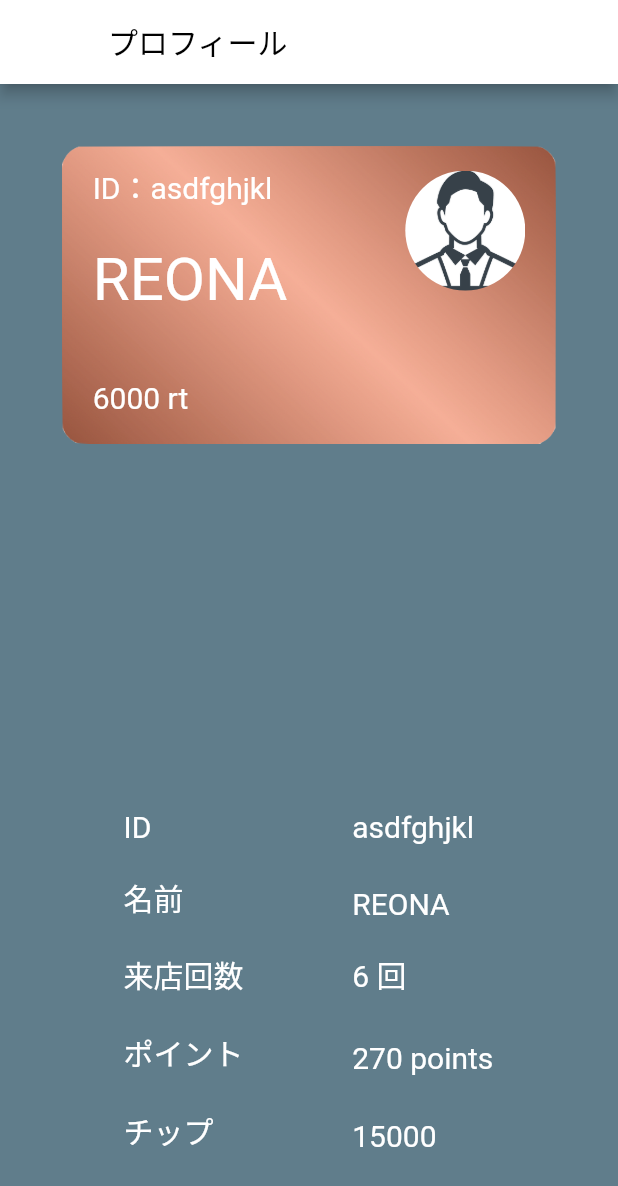
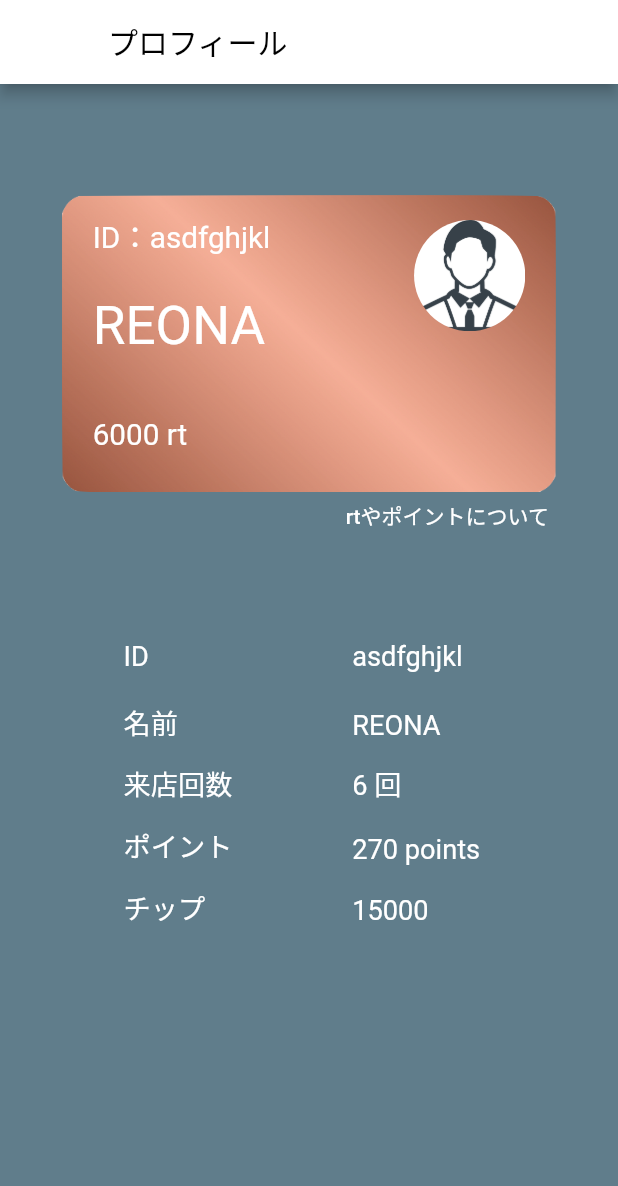
Before and after one commit to shun0328/round2_app, a Flutter app: the ProfileView screen opened directly, on a phone screen of 412 x 824 dp. Shown: the top 1186 px of the screen. Run offline on Flutter 3.47's test engine with Material 2 defaults, Android fonts, the phone set to English and light mode, and no system bars.

Commit message:
レイアウト修正

```diff
--- a/lib/event_view.dart
+++ b/lib/event_view.dart
@@ -22,7 +22,7 @@ class EventView extends StatelessWidget{
               // トーナメントボタンの配置
               Positioned(
                   left: size.width * 0.1,
-                  top: size.height * 0.1,
+                  top: size.height * 0.2,
                   width: size.width * 0.8,
                   height: size.width * 0.15,
                   child: ElevatedButton(
@@ -46,7 +46,7 @@ class EventView extends StatelessWidget{
               // リングゲームボタンの配置
               Positioned(
                 left: size.width * 0.1,
-                top: size.height * 0.22,
+                top: size.height * 0.32,
                 width: size.width * 0.8,
                 height: size.width * 0.15,
                 child: ElevatedButton(
@@ -70,9 +70,9 @@ class EventView extends StatelessWidget{
               // インスタグラムボタンの配置
               Positioned(
                 left: size.width * 0.1,
-                top: size.height * 0.4,
+                top: size.height * 0.44,
                 width: size.width * 0.2,
-                height: size.width * 0.2,
+                height: size.width * 0.22,
                 child: Container(
                   decoration: BoxDecoration(
                     borderRadius: BorderRadius.circular(8.0),
@@ -98,7 +98,7 @@ class EventView extends StatelessWidget{
 
               // ツイッターボタンの配置
               Positioned(
-                top: size.height * 0.4,
+                top: size.height * 0.44,
                 left: size.width * 0.5 - size.width * 0.1,
                 width: size.width * 0.2,
                 height: size.width * 0.2,
@@ -127,7 +127,7 @@ class EventView extends StatelessWidget{
 
               // ラインボタンの配置
               Positioned(
-                top: size.height * 0.4,
+                top: size.height * 0.44,
                 right: size.width * 0.1,
                 width: size.width * 0.2,
                 height: size.width * 0.2,
--- a/lib/profile_view.dart
+++ b/lib/profile_view.dart
@@ -1,4 +1,5 @@
 import 'package:flutter/material.dart';
+import 'package:flutter_app/tournament_view.dart';
 
 class ProfileView extends StatelessWidget{
   @override
@@ -10,7 +11,7 @@ class ProfileView extends StatelessWidget{
     // カード以外の文字の色
     final Color bottomColor = Colors.white;
     // カード以外の文字の大きさ
-    final double bottomFontSize = 20.0;
+    final double bottomFontSize = size.height * 0.022;
 
     // ID
     final String id = 'asdfghjkl';
@@ -40,19 +41,23 @@ class ProfileView extends StatelessWidget{
             // カードの配置
             Positioned(
                 left: size.width * 0.1,
-                  top: size.height * 0.05,
+                top: size.height * 0.09,
                 width: size.width * 0.8,
-                  child: Image.asset('images/bronze.png')
+                height: size.height*0.24,
+                child: FittedBox(
+                  child: Image.asset('images/bronze.png'),
+                  fit: BoxFit.fill,
+                )
             ),
 
             // IDの配置（カード内）
             Positioned(
                 left: size.width * 0.15,
-                  top: size.height * 0.065,
+                top: size.height * 0.105,
                 child: Text(
                   'ID：'+ id,
                   style: TextStyle(
-                      fontSize: 20,
+                    fontSize: size.height * 0.024,
                     color: topColor,
                   ),
                 )
@@ -61,11 +66,11 @@ class ProfileView extends StatelessWidget{
             // 名前の配置（カード内）
             Positioned(
                 left: size.width * 0.15,
-                  top: size.height * 0.13,
+                top: size.height * 0.17,
                 child: Text(name,
                   style: TextStyle(
                     //fontWeight: FontWeight.bold,
-                      fontSize: 40,
+                    fontSize: size.height * 0.043,
                     color: topColor,
                   ),
                 )
@@ -74,11 +79,11 @@ class ProfileView extends StatelessWidget{
             // レートの配置（カード内）
             Positioned(
                 left: size.width * 0.15,
-                  top: size.height * 0.24,
+                top: size.height * 0.27,
                 child: Text(
                   rating.toString()+ ' rt',
                   style: TextStyle(
-                      fontSize: 20,
+                    fontSize: size.height * 0.024,
                     color: topColor,
                   ),
                 )
@@ -87,10 +92,10 @@ class ProfileView extends StatelessWidget{
             // プロフィール画像の配置（カード内）
             Positioned(
               right: size.width * 0.15,
-                top: size.height * 0.07,
+              top: size.height * 0.11,
               child: Container(
-                  width: 80.0,
-                  height: 80.0,
+                width: size.width * 0.18,
+                height: size.width * 0.18,
                 decoration: BoxDecoration(
                     shape: BoxShape.circle,
                     image: DecorationImage(
@@ -101,10 +106,24 @@ class ProfileView extends StatelessWidget{
               ),
             ),
 
+            // プロフィール詳細
+            Positioned(
+                left: size.width * 0.54,
+                top: size.height * 0.32,
+                child: TextButton(
+                  child: const Text('rtやポイントについて'),
+                  style: TextButton.styleFrom(
+                    primary: Colors.white,
+                  ),
+                  onPressed: () {},
+                ),
+            ),
+
+
             // IDの配置
             Positioned(
                 left: size.width * 0.2,
-                  bottom: size.height * 0.317,
+                top: size.height * 0.45,
                 child: Text(
                   'ID',
                   style: TextStyle(
@@ -116,7 +135,7 @@ class ProfileView extends StatelessWidget{
             ),
             Positioned(
                 left: size.width * 0.57,
-                  bottom: size.height * 0.317,
+                top: size.height * 0.45,
                 child: Text(
                   id,
                   style: TextStyle(
@@ -130,7 +149,7 @@ class ProfileView extends StatelessWidget{
             // 名前の配置
             Positioned(
                 left: size.width * 0.2,
-                  bottom: size.height * 0.255,
+                top: size.height * 0.50,
                 child: Text(
                   '名前',
                   style: TextStyle(
@@ -142,7 +161,7 @@ class ProfileView extends StatelessWidget{
             ),
             Positioned(
                 left: size.width * 0.57,
-                  bottom: size.height * 0.255,
+                top: size.height * 0.506,
                 child: Text(
                   name,
                   style: TextStyle(
@@ -156,7 +175,7 @@ class ProfileView extends StatelessWidget{
             // 来店回数の配置
             Positioned(
                 left: size.width * 0.2,
-                  bottom: size.height * 0.193,
+                top: size.height * 0.55,
                 child: Text(
                   '来店回数',
                   style: TextStyle(
@@ -168,7 +187,7 @@ class ProfileView extends StatelessWidget{
             ),
             Positioned(
                 left: size.width * 0.57,
-                  bottom: size.height * 0.193,
+                top: size.height * 0.55,
                 child: Text(
                   visit_time.toString() +' 回',
                   style: TextStyle(
@@ -182,7 +201,7 @@ class ProfileView extends StatelessWidget{
             // ポイントの配置
             Positioned(
                 left: size.width * 0.2,
-                  bottom: size.height * 0.130,
+                top: size.height * 0.60,
                 child: Text(
                   'ポイント',
                   style: TextStyle(
@@ -194,7 +213,7 @@ class ProfileView extends StatelessWidget{
             ),
             Positioned(
                 left: size.width * 0.57,
-                  bottom: size.height * 0.130,
+                top: size.height * 0.606,
                 child: Text(
                   point.toString() +' points',
                   style: TextStyle(
@@ -208,7 +227,7 @@ class ProfileView extends StatelessWidget{
             // チップの配置
             Positioned(
                 left: size.width * 0.2,
-                  bottom: size.height * 0.067,
+                top: size.height * 0.65,
                 child: Text(
                   'チップ',
                   style: TextStyle(
@@ -220,7 +239,7 @@ class ProfileView extends StatelessWidget{
             ),
             Positioned(
                 left: size.width * 0.57,
-                  bottom: size.height * 0.067,
+                top: size.height * 0.656,
                 child: Text(
                   chip.toString(),
                   style: TextStyle(
```
Lines whose indentation alone changed are shown as unchanged.
